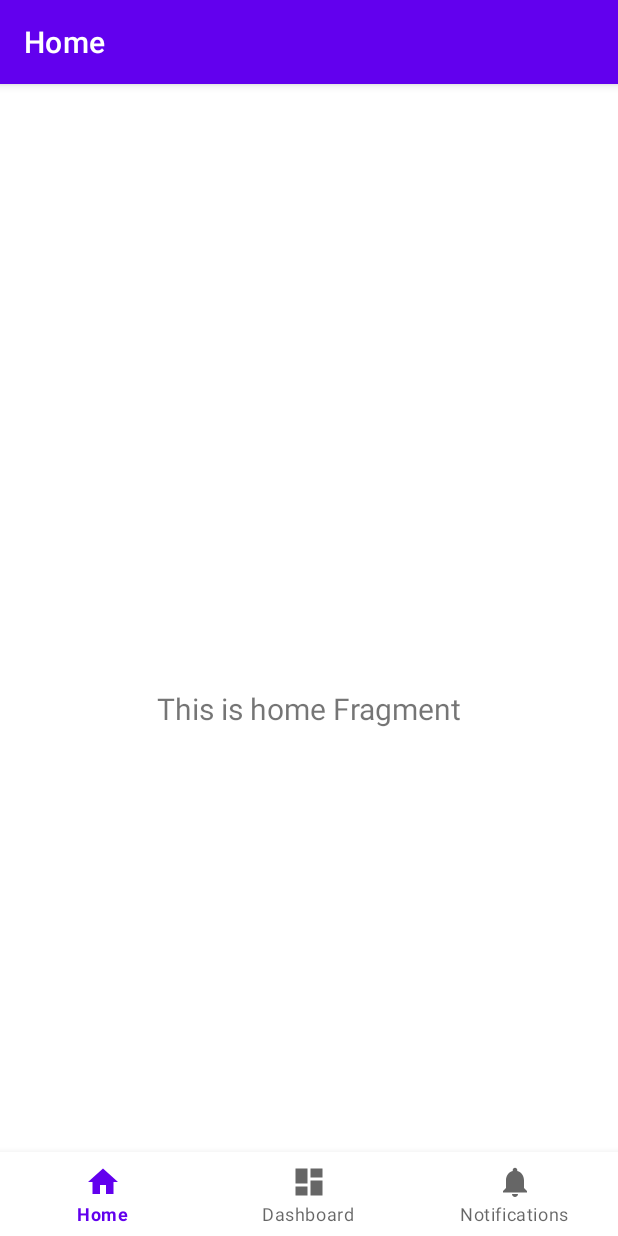
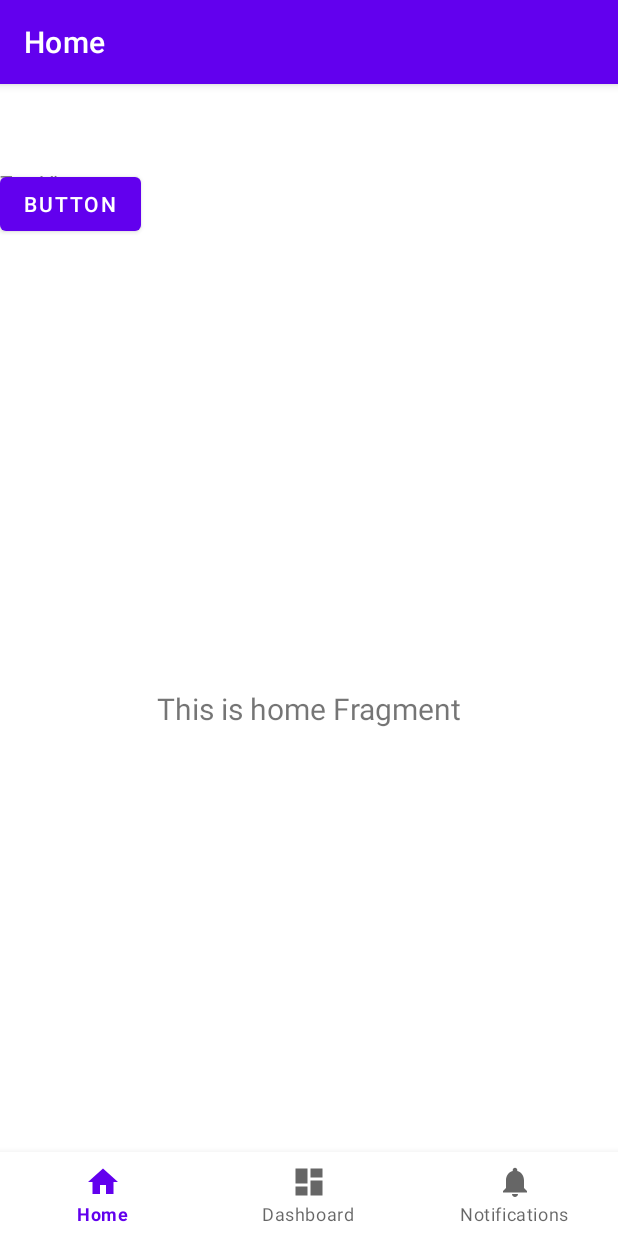
Before and after one commit to AOmine-27/TesteRepo, an Android app: the screen it shows after launch (MainActivity), on a phone screen of 412 x 824 dp. Run offline under Robolectric (Android 15) with nearby library versions, the phone set to English and light mode, and no system bars; our stand-ins replace navigation-ui.

Commit message:
Commit test 2

```diff
--- a/app/src/main/res/layout/activity_main.xml
+++ b/app/src/main/res/layout/activity_main.xml
@@ -1,6 +1,7 @@
 <?xml version="1.0" encoding="utf-8"?>
 <androidx.constraintlayout.widget.ConstraintLayout xmlns:android="http://schemas.android.com/apk/res/android"
     xmlns:app="http://schemas.android.com/apk/res-auto"
+    xmlns:tools="http://schemas.android.com/tools"
     android:id="@+id/container"
     android:layout_width="match_parent"
     android:layout_height="match_parent"
@@ -30,4 +31,20 @@
         app:layout_constraintTop_toTopOf="parent"
         app:navGraph="@navigation/mobile_navigation" />
 
+    <Button
+        android:id="@+id/button"
+        android:layout_width="wrap_content"
+        android:layout_height="wrap_content"
+        android:text="Button"
+        tools:layout_editor_absoluteX="131dp"
+        tools:layout_editor_absoluteY="147dp" />
+
+    <TextView
+        android:id="@+id/textView"
+        android:layout_width="wrap_content"
+        android:layout_height="wrap_content"
+        android:text="TextView"
+        tools:layout_editor_absoluteX="136dp"
+        tools:layout_editor_absoluteY="104dp" />
+
 </androidx.constraintlayout.widget.ConstraintLayout>
```
